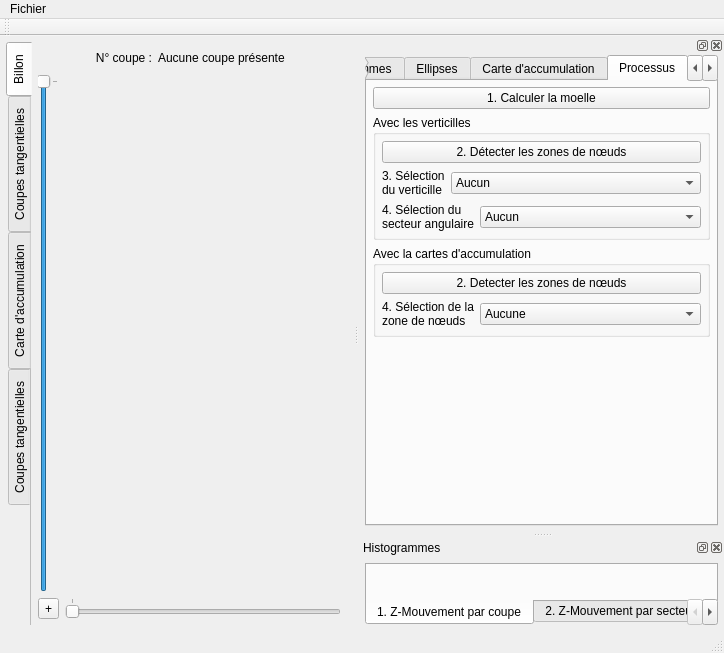
Above: ui/mainwindow.ui from akrah/TKDetection before the change. Below: the same form after it.
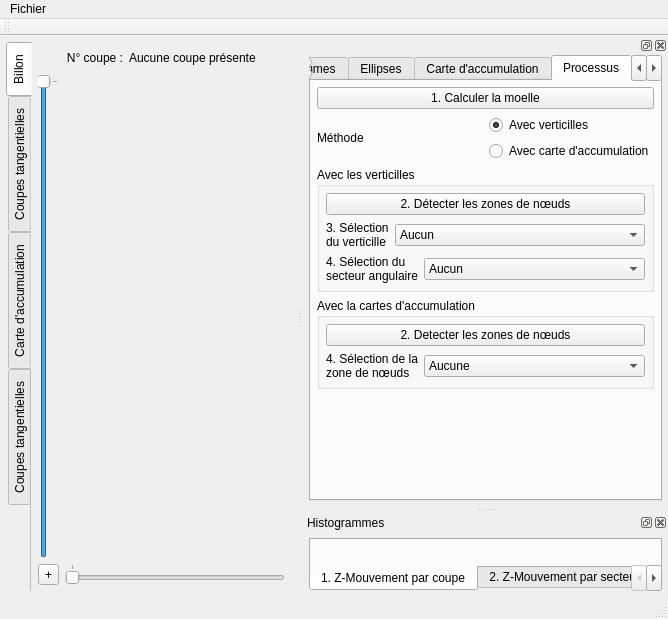
That is the form after the change. Custom widgets are drawn as their Qt base class.

```diff
--- a/ui/mainwindow.ui
+++ b/ui/mainwindow.ui
@@ -6,8 +6,8 @@
    <rect>
     <x>0</x>
     <y>0</y>
-    <width>724</width>
-    <height>653</height>
+    <width>668</width>
+    <height>619</height>
    </rect>
   </property>
   <property name="windowTitle">
@@ -303,7 +303,7 @@
     <rect>
      <x>0</x>
      <y>0</y>
-     <width>724</width>
+     <width>668</width>
      <height>25</height>
     </rect>
    </property>
@@ -2159,6 +2159,41 @@
            </property>
           </widget>
          </item>
+         <item>
+          <layout class="QHBoxLayout" name="horizontalLayout_11">
+           <property name="bottomMargin">
+            <number>0</number>
+           </property>
+           <item>
+            <widget class="QLabel" name="label_11">
+             <property name="text">
+              <string>Méthode</string>
+             </property>
+            </widget>
+           </item>
+           <item>
+            <layout class="QVBoxLayout" name="verticalLayout_17">
+             <item>
+              <widget class="QRadioButton" name="_radioWithWhorls">
+               <property name="text">
+                <string>Avec verticilles</string>
+               </property>
+               <property name="checked">
+                <bool>true</bool>
+               </property>
+              </widget>
+             </item>
+             <item>
+              <widget class="QRadioButton" name="_radioWithAccumulationMap">
+               <property name="text">
+                <string>Avec carte d'accumulation</string>
+               </property>
+              </widget>
+             </item>
+            </layout>
+           </item>
+          </layout>
+         </item>
          <item>
           <widget class="QGroupBox" name="groupBox_2">
            <property name="title">
```
Left out of the diff: 12 changed lines with no effect on the pictures.
